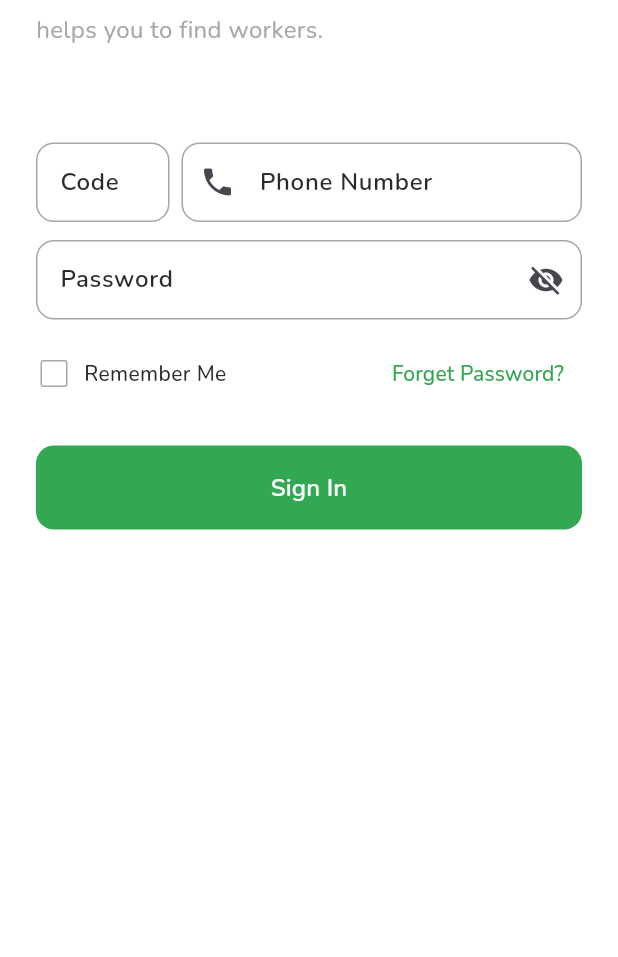
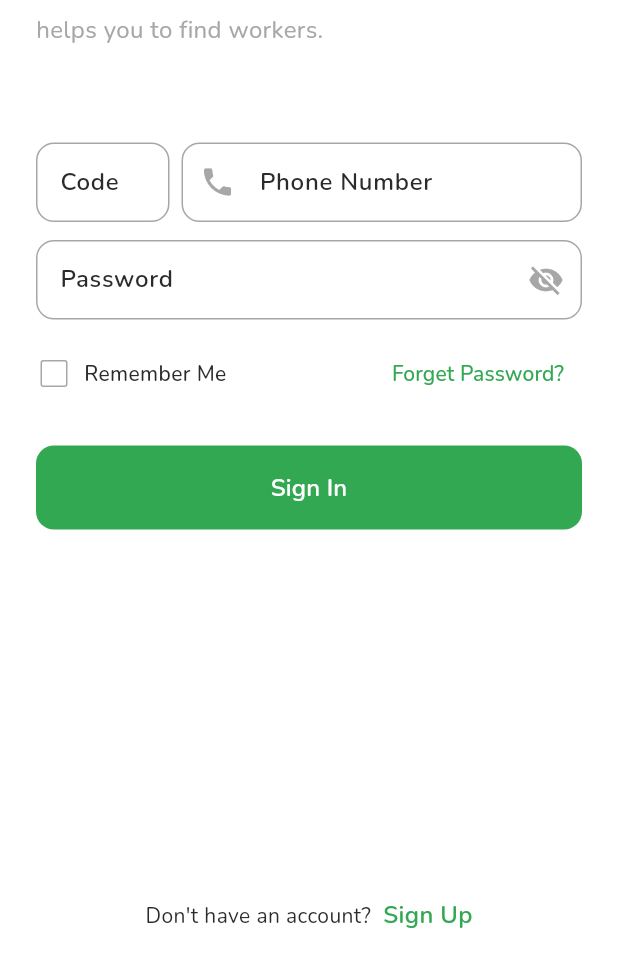
Before and after one commit to AppSync-Studio/worker_bridge, a Flutter app: the screen it shows after launch, after a tap on "Skip", on a phone screen of 412 x 824 dp, the part 279-1236 px from its top. Run offline on Flutter 3.47's test engine with Material 3 defaults, Android fonts, the light colour scheme and no system bars; our stand-ins replace gap, get, google_fonts, smooth_page_indicator.

Commit message:
feat(sign in screen): design_complete

```diff
--- a/lib/route/app_route.dart
+++ b/lib/route/app_route.dart
@@ -1,6 +1,8 @@
 import 'package:get/get.dart';
+import 'package:worker_bridge/view/screens/home/home_screen.dart';
 import 'package:worker_bridge/view/screens/onboard/onboard_screen.dart';
 import 'package:worker_bridge/view/screens/sign_in/sign_in_screen.dart';
+import 'package:worker_bridge/view/screens/sign_up/sign_up_screen.dart';
 import 'package:worker_bridge/view/screens/splash/splash_screen.dart';
 
 class AppRoute{
@@ -15,11 +17,16 @@ class AppRoute{
   static const String otpScreen = "/otp_screen";
   static const String resetPasswordScreen = "/reset_password_screen";
 
+  static const String homeScreen = "/home_screen";
+
   static List<GetPage> routes = [
 
     GetPage(name: splashScreen, page: () => const SplashScreen()),
     GetPage(name: onboardScreen, page: () => const OnboardScreen()),
 
     GetPage(name: signInScreen, page: () => const SignInScreen()),
+    GetPage(name: signUpScreen, page: () => const SignUpScreen()),
+
+    GetPage(name: homeScreen, page: () => const HomeScreen()),
   ];
 }
--- /dev/null
+++ b/lib/view/screens/sign_in/inner_widget/sign_in_bottom_nav.dart
@@ -0,0 +1,52 @@
+import 'package:flutter/material.dart';
+import 'package:gap/gap.dart';
+import 'package:google_fonts/google_fonts.dart';
+import 'package:worker_bridge/utils/app_utils/color/app_colors.dart';
+import 'package:worker_bridge/view/screens/sign_in/sign_in_controller.dart';
+
+class SignInBottomNav extends StatelessWidget {
+
+  final SignInController signInController;
+
+  const SignInBottomNav({required this.signInController, super.key});
+
+  @override
+  Widget build(BuildContext context) {
+
+    return Container(
+      height: 56,
+      width: MediaQuery.of(context).size.width,
+      padding: const EdgeInsetsDirectional.symmetric(vertical: 16),
+      alignment: Alignment.center,
+      color: Colors.transparent,
+      child: Row(
+        mainAxisAlignment: MainAxisAlignment.center,
+        crossAxisAlignment: CrossAxisAlignment.center,
+        children: [
+          Text(
+            "Don't have an account?",
+            textAlign: TextAlign.center,
+            style: GoogleFonts.nunito(
+              color: AppColors.colorBlack,
+              fontSize: 14,
+              fontWeight: FontWeight.w400
+            ),
+          ),
+          const Gap(8),
+          GestureDetector(
+            onTap: () => signInController.gotoSignUpScreen(),
+            child: Text(
+              "Sign Up",
+              textAlign: TextAlign.center,
+              style: GoogleFonts.nunito(
+                color: AppColors.primaryColor,
+                fontSize: 16,
+                fontWeight: FontWeight.w600
+              ),
+            ),
+          ),
+        ],
+      ),
+    );
+  }
+}
--- a/lib/view/screens/sign_in/inner_widget/sign_in_form_section.dart
+++ b/lib/view/screens/sign_in/inner_widget/sign_in_form_section.dart
@@ -89,7 +89,7 @@ class SignInFormSection extends StatelessWidget {
                           borderRadius: BorderRadius.circular(12),
                           borderSide: const BorderSide(color: AppColors.primaryColor, width: 1)
                       ),
-                      prefixIcon: const Icon(Icons.phone, size: 24)
+                      prefixIcon: const Icon(Icons.phone, size: 24, color: AppColors.colorGrey)
                   ),
                 ),
               )
@@ -128,7 +128,7 @@ class SignInFormSection extends StatelessWidget {
                     borderRadius: BorderRadius.circular(12),
                     borderSide: const BorderSide(color: AppColors.primaryColor, width: 1)
                 ),
-                suffixIcon: const Icon(Icons.visibility_off, size: 24)
+                suffixIcon: const Icon(Icons.visibility_off, size: 24, color: AppColors.colorGrey)
             ),
           ),
           const Gap(12),
@@ -163,6 +163,7 @@ class SignInFormSection extends StatelessWidget {
               ),
               TextButton(
                 onPressed: (){},
+                style: TextButton.styleFrom(elevation: 0, backgroundColor: Colors.transparent),
                 child: Text(
                   "Forget Password?",
                   style: GoogleFonts.nunito(
@@ -178,7 +179,7 @@ class SignInFormSection extends StatelessWidget {
           const Gap(24),
 
           MaterialButton(
-            onPressed: (){},
+            onPressed: () => signInController.gotoHomeScreen(),
             elevation: 0,
             height: 56, minWidth: MediaQuery.of(context).size.width,
             color: AppColors.primaryColor,
--- a/lib/view/screens/sign_in/sign_in_screen.dart
+++ b/lib/view/screens/sign_in/sign_in_screen.dart
@@ -2,6 +2,7 @@ import 'package:flutter/material.dart';
 import 'package:gap/gap.dart';
 import 'package:get/get.dart';
 import 'package:worker_bridge/utils/app_utils/color/app_colors.dart';
+import 'package:worker_bridge/view/screens/sign_in/inner_widget/sign_in_bottom_nav.dart';
 import 'package:worker_bridge/view/screens/sign_in/inner_widget/sign_in_form_section.dart';
 import 'package:worker_bridge/view/screens/sign_in/inner_widget/sign_in_top_section.dart';
 import 'package:worker_bridge/view/screens/sign_in/sign_in_controller.dart';
@@ -28,11 +29,11 @@ class _SignInScreenState extends State<SignInScreen> {
     return SafeArea(
       top: false,
       bottom: false,
-      child: Scaffold(
-        backgroundColor: AppColors.scaffoldBackgroundColor,
-        body: GetBuilder<SignInController>(
-          builder: (controller) {
-            return SingleChildScrollView(
+      child: GetBuilder<SignInController>(
+        builder: (controller) {
+          return Scaffold(
+            backgroundColor: AppColors.scaffoldBackgroundColor,
+            body: SingleChildScrollView(
               padding: const EdgeInsetsDirectional.only(top: 76, start: 24, bottom: 20, end: 24),
               physics: const BouncingScrollPhysics(),
               child: Column(
@@ -46,9 +47,10 @@ class _SignInScreenState extends State<SignInScreen> {
                   SignInFormSection(signInController: controller)
                 ],
               ),
-            );
-          }
-        ),
+            ),
+            bottomNavigationBar: SignInBottomNav(signInController: controller),
+          );
+        }
       ),
     );
   }
--- /dev/null
+++ b/lib/view/screens/sign_up/sign_up_controller.dart
@@ -0,0 +1,6 @@
+import 'package:get/get.dart';
+
+class SignUpController extends GetxController{
+
+  SignUpController();
+}
```
Also changed, not shown: lib/view/screens/home/home_screen.dart (added, +29 -0 lines), lib/view/screens/sign_in/sign_in_controller.dart (+13 -0 lines), lib/view/screens/sign_up/sign_up_screen.dart (added, +43 -0 lines).
